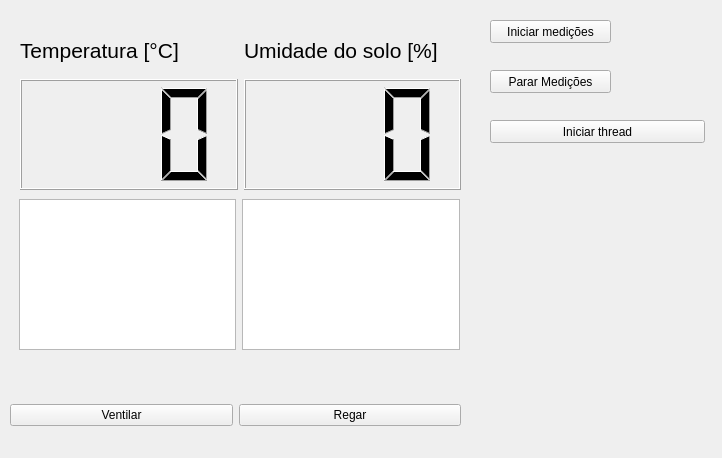
Old version of the form controle_estufa/ui_controle_estufa5.ui in the repository alpinista06/PyQt.
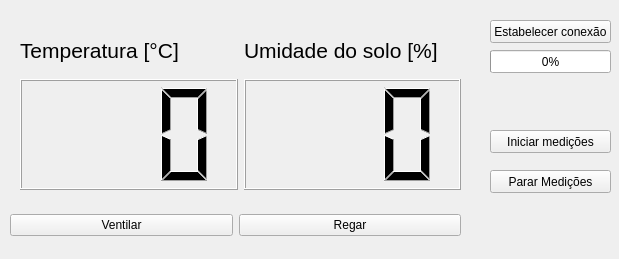
New version of the form.

Patch:
```diff
--- a/controle_estufa/ui_controle_estufa5.ui
+++ b/controle_estufa/ui_controle_estufa5.ui
@@ -6,8 +6,8 @@
    <rect>
     <x>0</x>
     <y>0</y>
-    <width>722</width>
-    <height>458</height>
+    <width>619</width>
+    <height>259</height>
    </rect>
   </property>
   <property name="windowTitle">
@@ -21,7 +21,7 @@
     <property name="geometry">
      <rect>
       <x>10</x>
-      <y>390</y>
+      <y>200</y>
       <width>451</width>
       <height>51</height>
      </rect>
@@ -125,7 +125,7 @@
     <property name="geometry">
      <rect>
       <x>490</x>
-      <y>20</y>
+      <y>130</y>
       <width>121</width>
       <height>23</height>
      </rect>
@@ -138,7 +138,7 @@
     <property name="geometry">
      <rect>
       <x>490</x>
-      <y>70</y>
+      <y>170</y>
       <width>121</width>
       <height>23</height>
      </rect>
@@ -147,35 +147,30 @@
      <string>Parar Medições</string>
     </property>
    </widget>
-   <widget class="QWidget" name="horizontalLayoutWidget_4">
-    <property name="geometry">
-     <rect>
-      <x>19</x>
-      <y>199</y>
-      <width>441</width>
-      <height>151</height>
-     </rect>
-    </property>
-    <layout class="QHBoxLayout" name="horizontalLayout_4">
-     <item>
-      <widget class="QGraphicsView" name="graphicsView_2"/>
-     </item>
-     <item>
-      <widget class="QGraphicsView" name="graphicsView"/>
-     </item>
-    </layout>
-   </widget>
-   <widget class="QPushButton" name="iniciar_thread">
+   <widget class="QPushButton" name="Estabelecer_conexao">
     <property name="geometry">
      <rect>
       <x>490</x>
-      <y>120</y>
-      <width>215</width>
+      <y>20</y>
+      <width>121</width>
       <height>23</height>
      </rect>
     </property>
     <property name="text">
-     <string>Iniciar thread</string>
+     <string>Estabelecer conexão</string>
+    </property>
+   </widget>
+   <widget class="QProgressBar" name="barra_de_conexao">
+    <property name="geometry">
+     <rect>
+      <x>490</x>
+      <y>50</y>
+      <width>121</width>
+      <height>23</height>
+     </rect>
+    </property>
+    <property name="value">
+     <number>0</number>
     </property>
    </widget>
   </widget>
```
